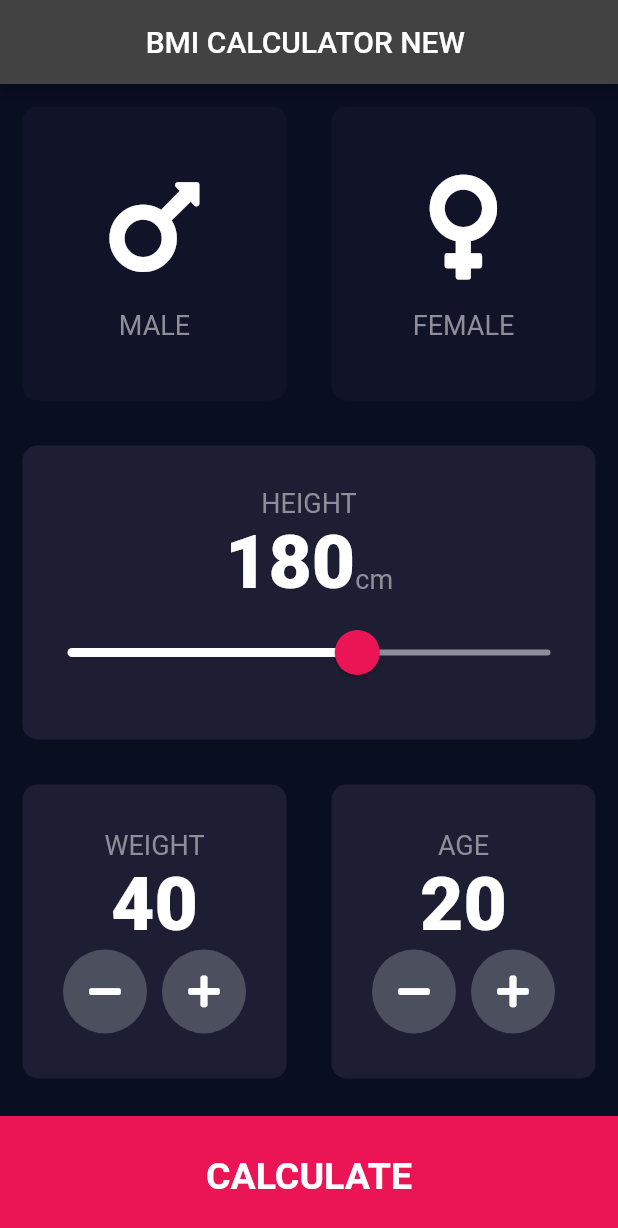
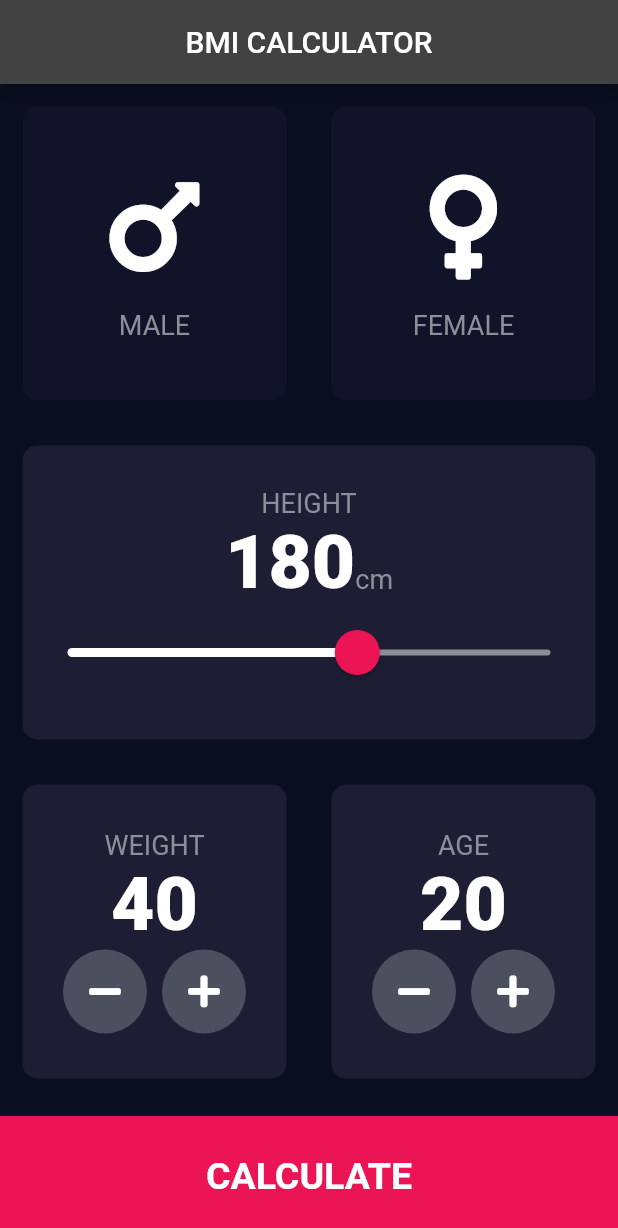
Before and after one commit to Onkargrg/bmi_calculator, a Flutter app: the screen it shows after launch, on a phone screen of 412 x 824 dp. Shown: the top 1228 px of the screen. Run offline on Flutter 3.47's test engine with Material 2 defaults, Android fonts, the phone set to English and light mode, and no system bars; our stand-ins replace font_awesome_flutter.

Commit message:
New name

```diff
--- a/lib/screens/input_page.dart
+++ b/lib/screens/input_page.dart
@@ -28,7 +28,7 @@ class _InputPageState extends State<InputPage> {
   Widget build(BuildContext context) {
     return Scaffold(
       appBar: AppBar(
-        title: Center(child: Text('BMI CALCULATOR NEW ')),
+        title: Center(child: Text('BMI CALCULATOR')),
       ),
       body: Column(
         crossAxisAlignment: CrossAxisAlignment.stretch,
```
